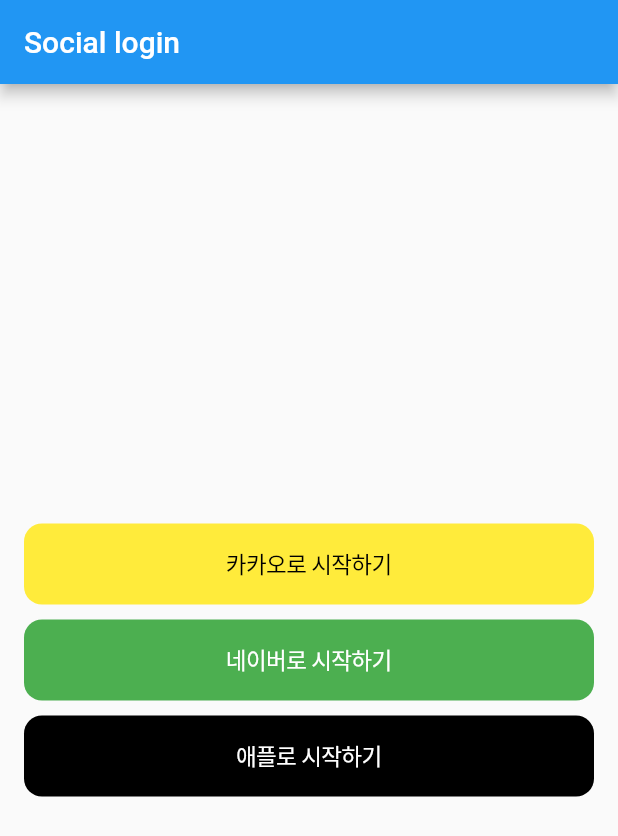
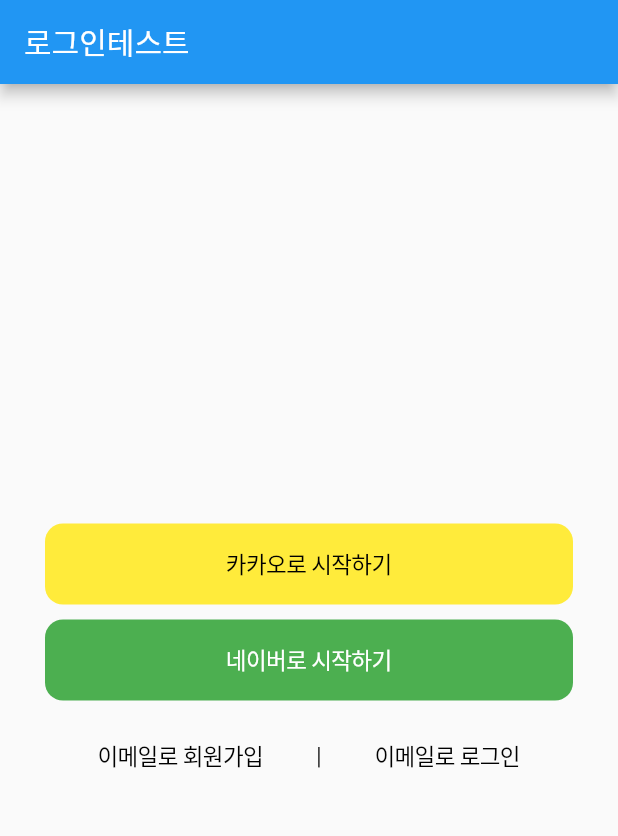
Before and after one commit to hyosun7037/flutter_social_login, a Flutter app: the screen it shows after launch, on a phone screen of 412 x 824 dp. Shown: the top 836 px of the screen. Run offline on Flutter 3.47's test engine with Material 2 defaults, Android fonts, the phone set to English and light mode, and no system bars; our stand-ins replace freezed_annotation, get, logger; missing offline and left inert: flutter_naver_login, kakao_flutter_sdk.

Commit message:
12. 로그인 화면 ui 수정

```diff
--- a/lib/social/social_login_page.dart
+++ b/lib/social/social_login_page.dart
@@ -13,9 +13,9 @@
       builder: (_) =>
         Scaffold(
         appBar: AppBar(
-        title: const Text('Social login')),
+        title: const Text('로그인테스트')),
         body: SafeArea(
-          minimum: const EdgeInsets.symmetric(horizontal: 16),
+          minimum: const EdgeInsets.symmetric(horizontal: 30),
           child: Column(
           mainAxisAlignment: MainAxisAlignment.center,
           children: <Widget>[
@@ -51,18 +51,35 @@
           const SizedBox(height: 10),
           SizedBox(
             width: MediaQuery.of(context).size.width,
-            child: CupertinoButton(
-              onPressed: (){},
-              color: Colors.black,
-              child: const Text(
-                '애플로 시작하기',
-                style: TextStyle(
-                  fontSize: 15,
-                  color:Colors.white
+            child: Row(
+              crossAxisAlignment: CrossAxisAlignment.center,
+              mainAxisAlignment: MainAxisAlignment.spaceEvenly,
+              children: [
+                CupertinoButton(
+                onPressed: (){},
+                child: const Text(
+                  '이메일로 회원가입',
+                  style: TextStyle(
+                    fontSize: 15,
+                    color:Colors.black
+                    ),
                   ),
                 ),
-              ),
+                SizedBox(child: Text('|', style: TextStyle(fontSize: 16),),),
+                CupertinoButton(
+                onPressed: (){},
+                child: const Text(
+                  '이메일로 로그인',
+                  style: TextStyle(
+                    fontSize: 15,
+                    color:Colors.black
+                    ),
+                  ),
+                ),
+              ],
             ),
+            ),
+
           ],
         ),
       ),
```
